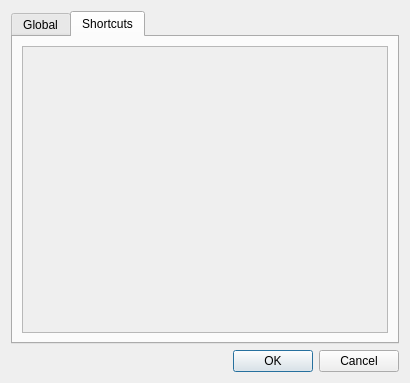
Qt form include/ui/setting/dialog_hotkey.ui (Userbash/Neko_Throne) before a commit.
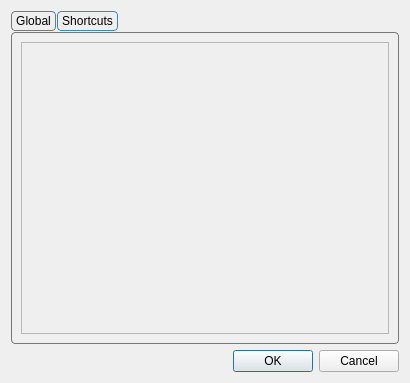
The same form after that commit. The open tabs and pages were chosen to show the change. Custom widgets are drawn as their Qt base class.

Commit message: fix missed uis

What changed in the file:
```diff
--- a/include/ui/setting/dialog_hotkey.ui
+++ b/include/ui/setting/dialog_hotkey.ui
@@ -16,6 +16,38 @@
   <layout class="QVBoxLayout" name="verticalLayout">
    <item>
     <widget class="QTabWidget" name="tabWidget">
+     <property name="styleSheet">
+      <string notr="true">QTabWidget::pane {
+    margin-top: 1px;
+    border: 1px solid #777777;
+    border-radius: 4px;
+}
+
+QTabBar {
+    background: transparent;
+    qproperty-drawBase: 0;
+}
+
+QTabBar::tab {
+    border: 1px solid #777777;
+    border-radius: 4px;
+
+    padding: 2px 4px;
+    margin-right: 1px;
+}
+
+QTabBar::tab:selected {
+    border: 1px solid palette(highlight);
+}
+
+QTabBar::tab:!selected {
+    border: 1px solid #777777;
+}
+
+QTabBar::tab:hover:!selected {
+    border: 1px solid #777777;
+}</string>
+     </property>
      <property name="currentIndex">
       <number>0</number>
      </property>
@@ -94,8 +126,8 @@
            <rect>
             <x>0</x>
             <y>0</y>
-            <width>360</width>
-            <height>264</height>
+            <width>59</width>
+            <height>16</height>
            </rect>
           </property>
          </widget>
```
The commit also changes 4 other files.
